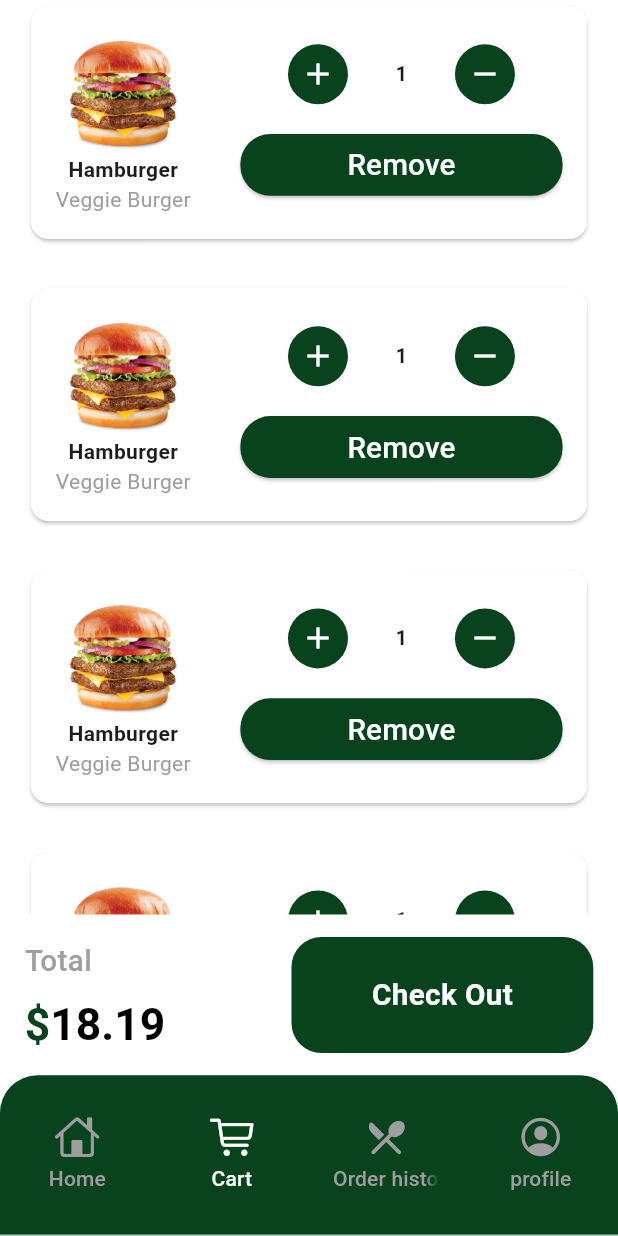
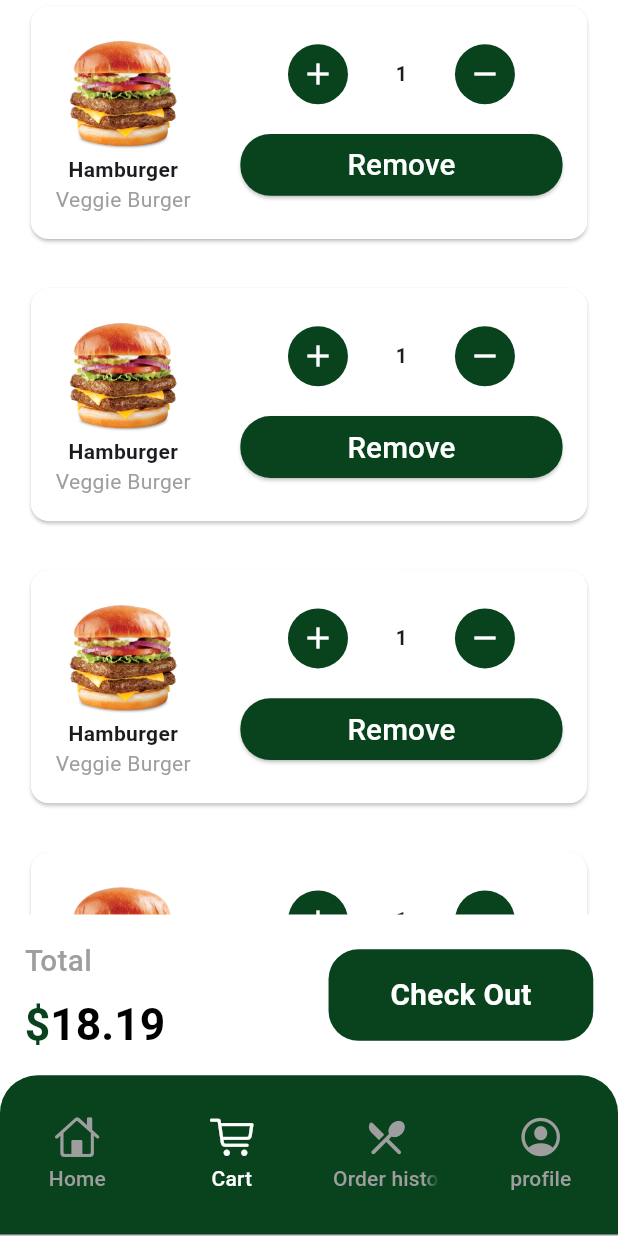
Before and after one commit to Wsamr/Hungry-App, a Flutter app: the BottomNavWidget screen opened by its route, item 2 of the bottom bar chosen, on a phone screen of 412 x 824 dp. Run offline on Flutter 3.47's test engine with Material 3 defaults, Android fonts, the phone set to English and light mode, and no system bars; our stand-ins replace bloc, device_preview, dio, flutter_bloc, flutter_secure_storage, get_it and 3 more; missing offline and left inert: svg_flutter; accounts and stored records are empty; network calls fail.

Commit message:
finish_cart_ui

```diff
--- a/lib/core/widgets/bottom_nav_widget.dart
+++ b/lib/core/widgets/bottom_nav_widget.dart
@@ -25,7 +25,8 @@ class BottomNavWidget extends StatelessWidget {
       child: MultiBlocProvider(
         providers: [
           BlocProvider(
-            create: (context) => sl<ProfileCubit>()..getProfileInfo(),
+            // create: (context) => sl<ProfileCubit>()..getProfileInfo(),
+            create: (context) => sl<ProfileCubit>(),
             child: const ProfileView(),
           ),
         ],
--- a/lib/core/widgets/custom_button_container.dart
+++ b/lib/core/widgets/custom_button_container.dart
@@ -13,8 +13,8 @@ class CustomButtonContainer extends StatelessWidget {
       onTap: onTap,
       child: Container(
         padding: EdgeInsets.symmetric(
-          horizontal: Screen.w * .13,
-          vertical: Screen.h * .03,
+          horizontal: Screen.w * .1,
+          vertical: Screen.h * .02,
         ),
         decoration: BoxDecoration(
           color: AppColors.mainColor,
--- a/lib/features/cart/views/widgets/cart_item_list.dart
+++ b/lib/features/cart/views/widgets/cart_item_list.dart
@@ -1,19 +1,51 @@
 import 'package:flutter/material.dart';
 import 'package:restaurant_app_sonic/core/utils/screen.dart';
-import 'package:restaurant_app_sonic/features/cart/views/cart_view.dart';
 import 'package:restaurant_app_sonic/features/cart/views/widgets/cart_item_widget.dart';
 
-class CartItemsList extends StatelessWidget {
+class CartItemsList extends StatefulWidget {
   const CartItemsList({super.key});
+
+  @override
+  State<CartItemsList> createState() => _CartItemsListState();
+}
+
+class _CartItemsListState extends State<CartItemsList> {
+  final int countItem = 4;
+  late List<ValueNotifier<int>> quanties;
+  @override
+  void initState() {
+    quanties = List.generate(countItem, (_) => ValueNotifier(1));
+    super.initState();
+  }
+
+  addCount(int index) {
+    quanties[index].value++;
+  }
+
+  minusCount(int index) {
+    if (quanties[index].value > 1) {
+      quanties[index].value--;
+    }
+  }
 
   @override
   Widget build(BuildContext context) {
     return Padding(
       padding: EdgeInsets.symmetric(horizontal: Screen.w * .04),
       child: ListView.separated(
-        itemCount: 10,
+        itemCount: countItem,
         itemBuilder: (context, index) {
-          return CartItemWidget();
+          return ValueListenableBuilder(
+            valueListenable: quanties[index],
+            builder: (context, value, child) {
+              return CartItemWidget(
+                value: quanties[index].value,
+                removeOnTap: () {},
+                addOnTap: () => addCount(index),
+                minusOnTap: () => minusCount(index),
+              );
+            },
+          );
         },
         separatorBuilder: (context, index) {
           return SizedBox(height: Screen.h * .03);
--- a/lib/features/cart/views/widgets/cart_item_widget.dart
+++ b/lib/features/cart/views/widgets/cart_item_widget.dart
@@ -5,8 +5,17 @@ import 'package:restaurant_app_sonic/features/cart/views/widgets/cart_item_detai
 import 'package:restaurant_app_sonic/features/cart/views/widgets/cart_item_quanity_section.dart';
 
 class CartItemWidget extends StatelessWidget {
-  const CartItemWidget({super.key});
-
+  const CartItemWidget({
+    super.key,
+    this.minusOnTap,
+    this.addOnTap,
+    this.removeOnTap,
+    this.value,
+  });
+  final void Function()? minusOnTap;
+  final void Function()? addOnTap;
+  final void Function()? removeOnTap;
+  final int? value;
   @override
   Widget build(BuildContext context) {
     return Card(
@@ -24,7 +33,14 @@ class CartItemWidget extends StatelessWidget {
               des: "Veggie Burger",
             ),
             SizedBox(width: Screen.h * .04),
-            Expanded(child: CartItemQuantitySection(removeOnTap: () {})),
+            Expanded(
+              child: CartItemQuantitySection(
+                removeOnTap: removeOnTap,
+                addOnTap: addOnTap,
+                minusOnTap: minusOnTap,
+                value: value,
+              ),
+            ),
           ],
         ),
       ),
--- a/lib/features/product/views/widgets/product_details_top_section.dart
+++ b/lib/features/product/views/widgets/product_details_top_section.dart
@@ -4,8 +4,9 @@ import 'package:restaurant_app_sonic/core/utils/screen.dart';
 import 'package:restaurant_app_sonic/features/product/views/widgets/slider_spicy_custom.dart';
 
 class SpicyTopSection extends StatelessWidget {
-  const SpicyTopSection({super.key, required this.image});
+  SpicyTopSection({super.key, required this.image});
   final String image;
+  final ValueNotifier<double> spicyNotifier = ValueNotifier(0.5);
   @override
   Widget build(BuildContext context) {
     return Padding(
@@ -31,7 +32,15 @@ class SpicyTopSection extends StatelessWidget {
                       ),
                     ),
                   ),
-                  SliderSpicyCustom(value: .5, onChanged: (value) {}),
+                  ValueListenableBuilder(
+                    valueListenable: spicyNotifier,
+                    builder: (context, value, child) => SliderSpicyCustom(
+                      value: spicyNotifier.value,
+                      onChanged: (value) {
+                        spicyNotifier.value = value;
+                      },
+                    ),
+                  ),
                   Row(
                     mainAxisAlignment: MainAxisAlignment.spaceBetween,
                     children: [Text("🥶"), Text("🌶️")],
--- a/lib/features/product/views/widgets/product_option_item_widget.dart
+++ b/lib/features/product/views/widgets/product_option_item_widget.dart
@@ -13,7 +13,7 @@ class ProductOptionItemWidget extends StatelessWidget {
       children: [
         Container(
           height: Screen.h * .15,
-          width: Screen.w * .34,
+          width: Screen.w * .3,
           decoration: BoxDecoration(
             color: Color(0xff3C2F2F),
             borderRadius: BorderRadius.circular(40),
@@ -53,7 +53,7 @@ class ProductOptionItemWidget extends StatelessWidget {
                   "Tomato",
                   style: TextStyle(
                     color: Colors.white,
-                    fontSize: ResTextSize.getResFontSize(context, fontSize: 18),
+                    fontSize: ResTextSize.getResFontSize(context, fontSize: 14),
                   ),
                 ),
                 GestureDetector(
```
